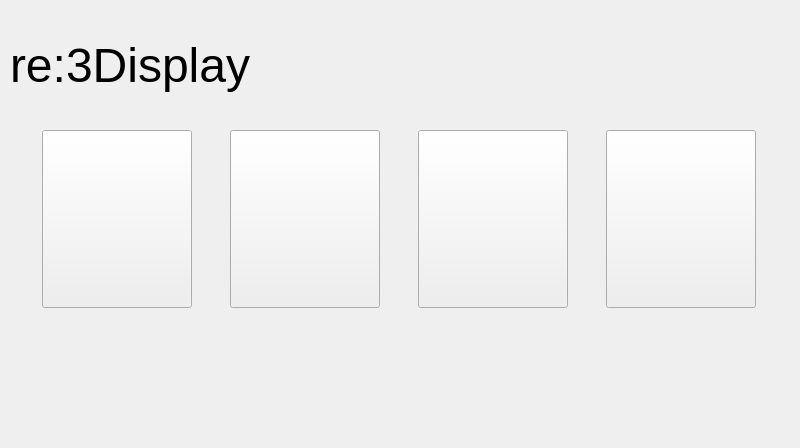
Above: ClientApp/qt/home_qt.ui from re3Dprinting/touchscreen before the change. Below: the same form after it.
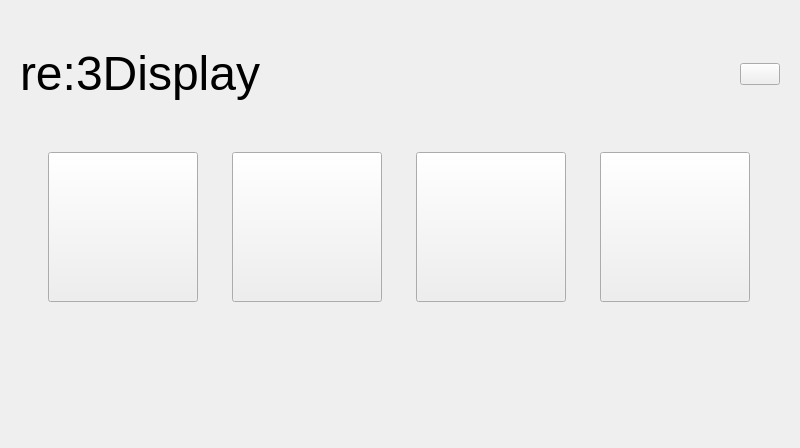
That is the form after the change. Icons and pictures are not drawn.

Commit message:
QSS style sheet added, load style sheet in the beginning
-stylesheet added, started populating lightmode.ss
-Font imported and changed to Lato-Regular.tff

```diff
--- a/ClientApp/qt/home_qt.ui
+++ b/ClientApp/qt/home_qt.ui
@@ -25,15 +25,82 @@
   <property name="windowTitle">
    <string>TouchDisplay</string>
   </property>
+  <property name="styleSheet">
+   <string notr="true"/>
+  </property>
+  <layout class="QVBoxLayout" name="verticalLayout">
+   <item>
+    <widget class="QWidget" name="widget_3" native="true">
+     <layout class="QHBoxLayout" name="horizontalLayout_2">
+      <item>
+       <widget class="QLabel" name="Title">
+        <property name="sizePolicy">
+         <sizepolicy hsizetype="Expanding" vsizetype="Maximum">
+          <horstretch>0</horstretch>
+          <verstretch>0</verstretch>
+         </sizepolicy>
+        </property>
+        <property name="text">
+         <string>&lt;html&gt;&lt;head/&gt;&lt;body&gt;&lt;p&gt;&lt;span style=&quot; font-size:36pt;&quot;&gt;re:3Display&lt;/span&gt;&lt;/p&gt;&lt;/body&gt;&lt;/html&gt;</string>
+        </property>
+       </widget>
+      </item>
+      <item>
+       <spacer name="verticalSpacer_2">
+        <property name="orientation">
+         <enum>Qt::Vertical</enum>
+        </property>
+        <property name="sizeType">
+         <enum>QSizePolicy::MinimumExpanding</enum>
+        </property>
+        <property name="sizeHint" stdset="0">
+         <size>
+          <width>20</width>
+          <height>1</height>
+         </size>
+        </property>
+       </spacer>
+      </item>
+      <item>
+       <widget class="QPushButton" name="re3DIcon">
+        <property name="sizePolicy">
+         <sizepolicy hsizetype="Preferred" vsizetype="Maximum">
+          <horstretch>0</horstretch>
+          <verstretch>0</verstretch>
+         </sizepolicy>
+        </property>
+        <property name="minimumSize">
+         <size>
+          <width>0</width>
+          <height>0</height>
+         </size>
+        </property>
+        <property name="maximumSize">
+         <size>
+          <width>16777215</width>
+          <height>16777215</height>
+         </size>
+        </property>
+        <property name="text">
+         <string/>
+        </property>
+        <property name="icon">
+         <iconset resource="img.qrc">
+          <normaloff>:/img/img/logo.png</normaloff>:/img/img/logo.png</iconset>
+        </property>
+        <property name="iconSize">
+         <size>
+          <width>100</width>
+          <height>100</height>
+         </size>
+        </property>
+       </widget>
+      </item>
+     </layout>
+    </widget>
+   </item>
+   <item>
   <widget class="QWidget" name="widget_2" native="true">
-   <property name="geometry">
-    <rect>
-     <x>10</x>
-     <y>130</y>
-     <width>781</width>
-     <height>178</height>
-    </rect>
-   </property>
    <layout class="QHBoxLayout" name="horizontalLayout_4">
     <item>
      <widget class="QPushButton" name="pushbutton_print">
@@ -177,84 +244,24 @@
     </item>
    </layout>
   </widget>
-  <widget class="QWidget" name="widget_3" native="true">
-   <property name="geometry">
-    <rect>
-     <x>10</x>
-     <y>10</y>
-     <width>781</width>
-     <height>111</height>
-    </rect>
-   </property>
-   <layout class="QHBoxLayout" name="horizontalLayout_2">
-    <item>
-     <widget class="QLabel" name="Title">
-      <property name="sizePolicy">
-       <sizepolicy hsizetype="Expanding" vsizetype="Preferred">
-        <horstretch>0</horstretch>
-        <verstretch>0</verstretch>
-       </sizepolicy>
-      </property>
-      <property name="text">
-       <string>&lt;html&gt;&lt;head/&gt;&lt;body&gt;&lt;p&gt;&lt;span style=&quot; font-size:36pt;&quot;&gt;re:3Display&lt;/span&gt;&lt;/p&gt;&lt;/body&gt;&lt;/html&gt;</string>
-      </property>
-     </widget>
     </item>
     <item>
-     <widget class="QLabel" name="re3DIcon">
-      <property name="sizePolicy">
-       <sizepolicy hsizetype="Fixed" vsizetype="Fixed">
-        <horstretch>0</horstretch>
-        <verstretch>0</verstretch>
-       </sizepolicy>
-      </property>
-      <property name="maximumSize">
+    <spacer name="verticalSpacer">
+     <property name="orientation">
+      <enum>Qt::Vertical</enum>
+     </property>
+     <property name="sizeType">
+      <enum>QSizePolicy::MinimumExpanding</enum>
+     </property>
+     <property name="sizeHint" stdset="0">
        <size>
-        <width>100</width>
-        <height>100</height>
-       </size>
-      </property>
-      <property name="text">
-       <string/>
-      </property>
-      <property name="pixmap">
-       <pixmap resource="img.qrc">:/img/img/logo.png</pixmap>
-      </property>
-      <property name="scaledContents">
-       <bool>true</bool>
-      </property>
-     </widget>
-    </item>
-   </layout>
-  </widget>
-  <widget class="QPushButton" name="pushbutton_back">
-   <property name="geometry">
-    <rect>
-     <x>0</x>
-     <y>344</y>
-     <width>100</width>
-     <height>96</height>
-    </rect>
-   </property>
-   <property name="maximumSize">
-    <size>
-     <width>100</width>
-     <height>100</height>
-    </size>
-   </property>
-   <property name="styleSheet">
-    <string notr="true">QPushButton { background: rgba(255,255,255,0); outline: none; border: none; } QPushButton:checked{background: rgba(255,255,255,0); outline: none; border: none;} QPushButton:pressed { background: rgba(0,0,0,0); outline: none; border: none; }</string>
-   </property>
-   <property name="text">
-    <string/>
-   </property>
-   <property name="iconSize">
-    <size>
-     <width>100</width>
-     <height>100</height>
-    </size>
-   </property>
-  </widget>
+       <width>20</width>
+       <height>1</height>
+      </size>
+     </property>
+    </spacer>
+   </item>
+  </layout>
  </widget>
  <resources>
   <include location="img.qrc"/>
```
Left out of the diff: 4 changed lines with no effect on the pictures. Lines whose indentation alone changed are shown as unchanged. The commit also changes 12 other files.
